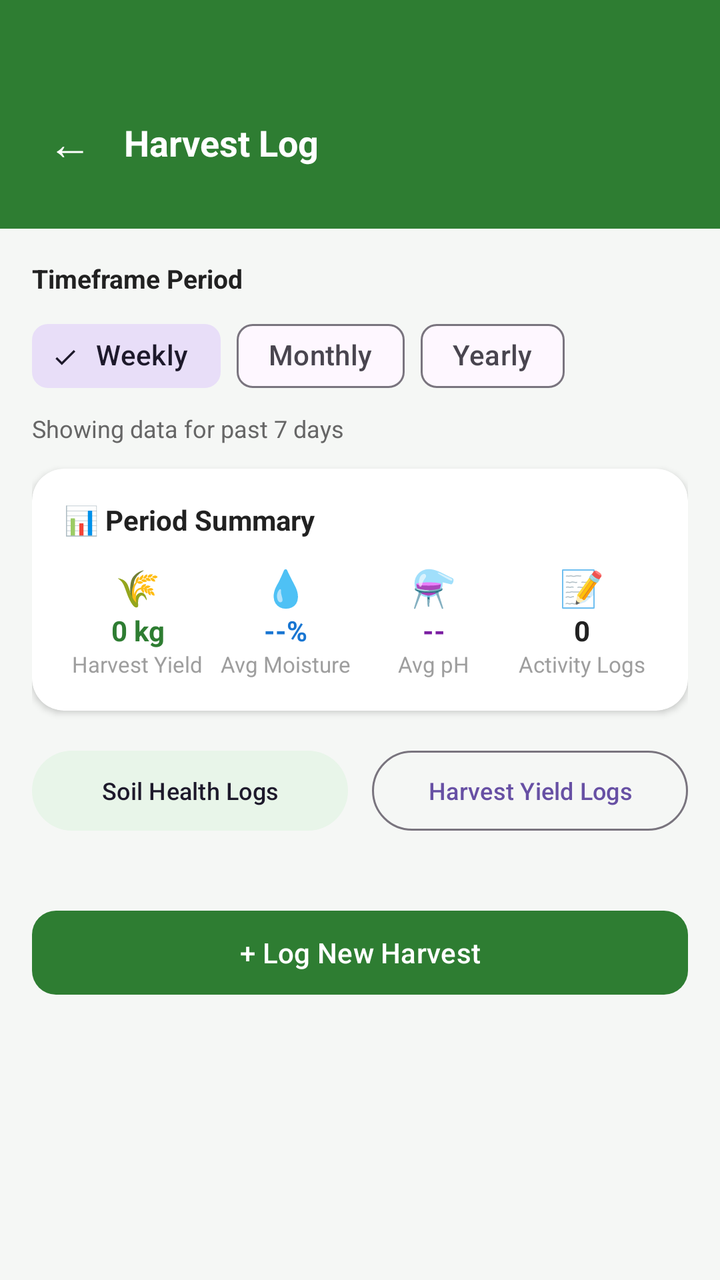
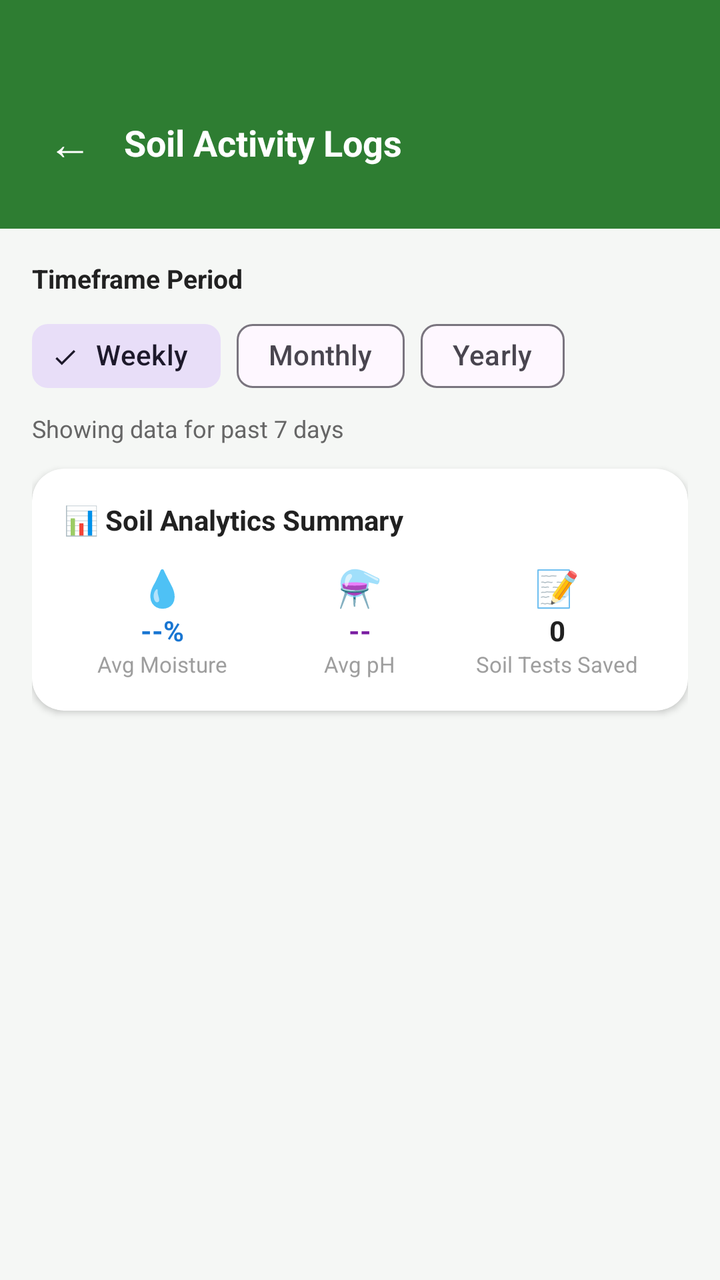

An Android layout rendered at two revisions. The XML below is the earlier revision; the diff shows what the commit changed to produce the second picture.
<!-- AndroidManifest.xml: application theme Theme.Vinland -->
<!-- res/layout/activity_reports.xml -->
<?xml version="1.0" encoding="utf-8"?>
<androidx.core.widget.NestedScrollView xmlns:android="http://schemas.android.com/apk/res/android"
    xmlns:app="http://schemas.android.com/apk/res-auto"
    android:layout_width="match_parent"
    android:layout_height="match_parent"
    android:background="#F5F7F5"
    android:clipToPadding="false"
    android:fillViewport="true">

    <LinearLayout
        android:layout_width="match_parent"
        android:layout_height="wrap_content"
        android:orientation="vertical">

        
        <LinearLayout
            android:layout_width="match_parent"
            android:layout_height="wrap_content"
            android:orientation="horizontal"
            android:gravity="center_vertical"
            android:background="#2E7D32"
            android:paddingTop="48dp"
            android:paddingBottom="20dp"
            android:paddingHorizontal="16dp">

            <TextView
                android:id="@+id/tvBack"
                android:layout_width="wrap_content"
                android:layout_height="wrap_content"
                android:text="←"
                android:textSize="22sp"
                android:textColor="#FFFFFF"
                android:padding="8dp" />

            <TextView
                android:layout_width="wrap_content"
                android:layout_height="wrap_content"
                android:layout_marginStart="8dp"
                android:text="Harvest Log"
                android:textSize="18sp"
                android:textStyle="bold"
                android:textColor="#FFFFFF" />
        </LinearLayout>

        <LinearLayout
            android:layout_width="match_parent"
            android:layout_height="wrap_content"
            android:orientation="vertical"
            android:paddingHorizontal="16dp"
            android:paddingTop="16dp"
            android:paddingBottom="40dp">

            
            <TextView
                android:layout_width="wrap_content"
                android:layout_height="wrap_content"
                android:text="Timeframe Period"
                android:textSize="13sp"
                android:textStyle="bold"
                android:textColor="#212121" />

            <com.google.android.material.chip.ChipGroup
                android:id="@+id/chipGroupTimeframe"
                android:layout_width="match_parent"
                android:layout_height="wrap_content"
                android:layout_marginTop="6dp"
                app:singleSelection="true">

                <com.google.android.material.chip.Chip
                    android:id="@+id/chipWeekly"
                    style="@style/Widget.Material3.Chip.Filter"
                    android:layout_width="wrap_content"
                    android:layout_height="wrap_content"
                    android:text="Weekly"
                    android:checked="true" />

                <com.google.android.material.chip.Chip
                    android:id="@+id/chipMonthly"
                    style="@style/Widget.Material3.Chip.Filter"
                    android:layout_width="wrap_content"
                    android:layout_height="wrap_content"
                    android:text="Monthly" />

                <com.google.android.material.chip.Chip
                    android:id="@+id/chipYearly"
                    style="@style/Widget.Material3.Chip.Filter"
                    android:layout_width="wrap_content"
                    android:layout_height="wrap_content"
                    android:text="Yearly" />
            </com.google.android.material.chip.ChipGroup>

            
            <TextView
                android:id="@+id/tvTimeframeLabel"
                android:layout_width="match_parent"
                android:layout_height="wrap_content"
                android:layout_marginTop="4dp"
                android:text="Showing data for past 7 days"
                android:textSize="12sp"
                android:textColor="#666666" />

            
            <com.google.android.material.card.MaterialCardView
                android:layout_width="match_parent"
                android:layout_height="wrap_content"
                android:layout_marginTop="12dp"
                app:cardCornerRadius="16dp"
                app:cardElevation="2dp"
                app:strokeWidth="0dp"
                app:cardBackgroundColor="#FFFFFF">

                <LinearLayout
                    android:layout_width="match_parent"
                    android:layout_height="wrap_content"
                    android:orientation="vertical"
                    android:padding="16dp">

                    <TextView
                        android:layout_width="wrap_content"
                        android:layout_height="wrap_content"
                        android:text="📊 Period Summary"
                        android:textSize="14sp"
                        android:textStyle="bold"
                        android:textColor="#212121" />

                    <LinearLayout
                        android:layout_width="match_parent"
                        android:layout_height="wrap_content"
                        android:orientation="horizontal"
                        android:layout_marginTop="12dp">

                        
                        <LinearLayout
                            android:layout_width="0dp"
                            android:layout_height="wrap_content"
                            android:layout_weight="1"
                            android:orientation="vertical"
                            android:gravity="center">

                            <TextView
                                android:layout_width="wrap_content"
                                android:layout_height="wrap_content"
                                android:text="🌾"
                                android:textSize="18sp" />

                            <TextView
                                android:id="@+id/tvTotalHarvest"
                                android:layout_width="wrap_content"
                                android:layout_height="wrap_content"
                                android:text="0 kg"
                                android:textSize="14sp"
                                android:textStyle="bold"
                                android:textColor="#2E7D32" />

                            <TextView
                                android:layout_width="wrap_content"
                                android:layout_height="wrap_content"
                                android:text="Harvest Yield"
                                android:textSize="11sp"
                                android:textColor="#9E9E9E" />
                        </LinearLayout>

                        
                        <LinearLayout
                            android:layout_width="0dp"
                            android:layout_height="wrap_content"
                            android:layout_weight="1"
                            android:orientation="vertical"
                            android:gravity="center">

                            <TextView
                                android:layout_width="wrap_content"
                                android:layout_height="wrap_content"
                                android:text="💧"
                                android:textSize="18sp" />

                            <TextView
                                android:id="@+id/tvAvgMoisture"
                                android:layout_width="wrap_content"
                                android:layout_height="wrap_content"
                                android:text="--%"
                                android:textSize="14sp"
                                android:textStyle="bold"
                                android:textColor="#1976D2" />

                            <TextView
                                android:layout_width="wrap_content"
                                android:layout_height="wrap_content"
                                android:text="Avg Moisture"
                                android:textSize="11sp"
                                android:textColor="#9E9E9E" />
                        </LinearLayout>

                        
                        <LinearLayout
                            android:layout_width="0dp"
                            android:layout_height="wrap_content"
                            android:layout_weight="1"
                            android:orientation="vertical"
                            android:gravity="center">

                            <TextView
                                android:layout_width="wrap_content"
                                android:layout_height="wrap_content"
                                android:text="⚗️"
                                android:textSize="18sp" />

                            <TextView
                                android:id="@+id/tvAvgPh"
                                android:layout_width="wrap_content"
                                android:layout_height="wrap_content"
                                android:text="--"
                                android:textSize="14sp"
                                android:textStyle="bold"
                                android:textColor="#7B1FA2" />

                            <TextView
                                android:layout_width="wrap_content"
                                android:layout_height="wrap_content"
                                android:text="Avg pH"
                                android:textSize="11sp"
                                android:textColor="#9E9E9E" />
                        </LinearLayout>

                        
                        <LinearLayout
                            android:layout_width="0dp"
                            android:layout_height="wrap_content"
                            android:layout_weight="1"
                            android:orientation="vertical"
                            android:gravity="center">

                            <TextView
                                android:layout_width="wrap_content"
                                android:layout_height="wrap_content"
                                android:text="📝"
                                android:textSize="18sp" />

                            <TextView
                                android:id="@+id/tvTotalLogs"
                                android:layout_width="wrap_content"
                                android:layout_height="wrap_content"
                                android:text="0"
                                android:textSize="14sp"
                                android:textStyle="bold"
                                android:textColor="#212121" />

                            <TextView
                                android:layout_width="wrap_content"
                                android:layout_height="wrap_content"
                                android:text="Activity Logs"
                                android:textSize="11sp"
                                android:textColor="#9E9E9E" />
                        </LinearLayout>
                    </LinearLayout>
                </LinearLayout>
            </com.google.android.material.card.MaterialCardView>

            
            <LinearLayout
                android:layout_width="match_parent"
                android:layout_height="wrap_content"
                android:orientation="horizontal"
                android:layout_marginTop="16dp">

                <com.google.android.material.button.MaterialButton
                    android:id="@+id/btnTabSoil"
                    style="@style/Widget.Material3.Button.TonalButton"
                    android:layout_width="0dp"
                    android:layout_height="wrap_content"
                    android:layout_weight="1"
                    android:layout_marginEnd="6dp"
                    android:text="Soil Health Logs"
                    android:textSize="12sp"
                    app:backgroundTint="#E8F5E9" />

                <com.google.android.material.button.MaterialButton
                    android:id="@+id/btnTabHarvest"
                    style="@style/Widget.Material3.Button.OutlinedButton"
                    android:layout_width="0dp"
                    android:layout_height="wrap_content"
                    android:layout_weight="1"
                    android:layout_marginStart="6dp"
                    android:text="Harvest Yield Logs"
                    android:textSize="12sp" />
            </LinearLayout>

            
            <ProgressBar
                android:id="@+id/progressBar"
                android:layout_width="wrap_content"
                android:layout_height="wrap_content"
                android:layout_gravity="center"
                android:layout_marginTop="24dp"
                android:visibility="gone" />

            
            <TextView
                android:id="@+id/tvEmptyState"
                android:layout_width="match_parent"
                android:layout_height="wrap_content"
                android:layout_marginTop="24dp"
                android:text="No logs recorded for this timeframe period."
                android:textColor="#9E9E9E"
                android:textAlignment="center"
                android:textSize="13sp"
                android:visibility="gone" />

            
            <LinearLayout
                android:id="@+id/layoutSoilLogs"
                android:layout_width="match_parent"
                android:layout_height="wrap_content"
                android:orientation="vertical"
                android:layout_marginTop="12dp"
                android:visibility="visible" />

            <LinearLayout
                android:id="@+id/layoutHarvestLogs"
                android:layout_width="match_parent"
                android:layout_height="wrap_content"
                android:orientation="vertical"
                android:layout_marginTop="12dp"
                android:visibility="gone" />

            
            <com.google.android.material.button.MaterialButton
                android:id="@+id/btnLogHarvest"
                android:layout_width="match_parent"
                android:layout_height="50dp"
                android:layout_marginTop="20dp"
                android:text="+ Log New Harvest"
                android:textAllCaps="false"
                app:cornerRadius="12dp"
                app:backgroundTint="#2E7D32" />

        </LinearLayout>
    </LinearLayout>
</androidx.core.widget.NestedScrollView>
<!-- resources referenced by this layout -->
<resources>
  <style name="Theme.Vinland" parent="Base.Theme.Vinland" />
  <style name="Base.Theme.Vinland" parent="Theme.Material3.DayNight.NoActionBar">
          
          
      </style>
</resources>

<!-- the commit's change to res/layout/activity_reports.xml (unified diff, before → after) -->
@@ -36,7 +36,7 @@
                 android:layout_width="wrap_content"
                 android:layout_height="wrap_content"
                 android:layout_marginStart="8dp"
-                android:text="Harvest Log"
+                android:text="Soil Activity Logs"
                 android:textSize="18sp"
                 android:textStyle="bold"
                 android:textColor="#FFFFFF" />
@@ -118,7 +118,7 @@
                     <TextView
                         android:layout_width="wrap_content"
                         android:layout_height="wrap_content"
-                        android:text="📊 Period Summary"
+                        android:text="📊 Soil Analytics Summary"
                         android:textSize="14sp"
                         android:textStyle="bold"
                         android:textColor="#212121" />
@@ -140,22 +140,22 @@
                             <TextView
                                 android:layout_width="wrap_content"
                                 android:layout_height="wrap_content"
-                                android:text="🌾"
+                                android:text="💧"
                                 android:textSize="18sp" />
 
                             <TextView
-                                android:id="@+id/tvTotalHarvest"
-                                android:layout_width="wrap_content"
-                                android:layout_height="wrap_content"
-                                android:text="0 kg"
+                                android:id="@+id/tvAvgMoisture"
+                                android:layout_width="wrap_content"
+                                android:layout_height="wrap_content"
+                                android:text="--%"
                                 android:textSize="14sp"
                                 android:textStyle="bold"
-                                android:textColor="#2E7D32" />
-
-                            <TextView
-                                android:layout_width="wrap_content"
-                                android:layout_height="wrap_content"
-                                android:text="Harvest Yield"
+                                android:textColor="#1976D2" />
+
+                            <TextView
+                                android:layout_width="wrap_content"
+                                android:layout_height="wrap_content"
+                                android:text="Avg Moisture"
                                 android:textSize="11sp"
                                 android:textColor="#9E9E9E" />
                         </LinearLayout>
@@ -171,22 +171,22 @@
                             <TextView
                                 android:layout_width="wrap_content"
                                 android:layout_height="wrap_content"
-                                android:text="💧"
+                                android:text="⚗️"
                                 android:textSize="18sp" />
 
                             <TextView
-                                android:id="@+id/tvAvgMoisture"
-                                android:layout_width="wrap_content"
-                                android:layout_height="wrap_content"
-                                android:text="--%"
+                                android:id="@+id/tvAvgPh"
+                                android:layout_width="wrap_content"
+                                android:layout_height="wrap_content"
+                                android:text="--"
                                 android:textSize="14sp"
                                 android:textStyle="bold"
-                                android:textColor="#1976D2" />
-
-                            <TextView
-                                android:layout_width="wrap_content"
-                                android:layout_height="wrap_content"
-                                android:text="Avg Moisture"
+                                android:textColor="#7B1FA2" />
+
+                            <TextView
+                                android:layout_width="wrap_content"
+                                android:layout_height="wrap_content"
+                                android:text="Avg pH"
                                 android:textSize="11sp"
                                 android:textColor="#9E9E9E" />
                         </LinearLayout>
@@ -202,37 +202,6 @@
                             <TextView
                                 android:layout_width="wrap_content"
                                 android:layout_height="wrap_content"
-                                android:text="⚗️"
-                                android:textSize="18sp" />
-
-                            <TextView
-                                android:id="@+id/tvAvgPh"
-                                android:layout_width="wrap_content"
-                                android:layout_height="wrap_content"
-                                android:text="--"
-                                android:textSize="14sp"
-                                android:textStyle="bold"
-                                android:textColor="#7B1FA2" />
-
-                            <TextView
-                                android:layout_width="wrap_content"
-                                android:layout_height="wrap_content"
-                                android:text="Avg pH"
-                                android:textSize="11sp"
-                                android:textColor="#9E9E9E" />
-                        </LinearLayout>
-
-                        
-                        <LinearLayout
-                            android:layout_width="0dp"
-                            android:layout_height="wrap_content"
-                            android:layout_weight="1"
-                            android:orientation="vertical"
-                            android:gravity="center">
-
-                            <TextView
-                                android:layout_width="wrap_content"
-                                android:layout_height="wrap_content"
                                 android:text="📝"
                                 android:textSize="18sp" />
 
@@ -248,7 +217,7 @@
                             <TextView
                                 android:layout_width="wrap_content"
                                 android:layout_height="wrap_content"
-                                android:text="Activity Logs"
+                                android:text="Soil Tests Saved"
                                 android:textSize="11sp"
                                 android:textColor="#9E9E9E" />
                         </LinearLayout>
@@ -257,35 +226,6 @@
             </com.google.android.material.card.MaterialCardView>
 
             
-            <LinearLayout
-                android:layout_width="match_parent"
-                android:layout_height="wrap_content"
-                android:orientation="horizontal"
-                android:layout_marginTop="16dp">
-
-                <com.google.android.material.button.MaterialButton
-                    android:id="@+id/btnTabSoil"
-                    style="@style/Widget.Material3.Button.TonalButton"
-                    android:layout_width="0dp"
-                    android:layout_height="wrap_content"
-                    android:layout_weight="1"
-                    android:layout_marginEnd="6dp"
-                    android:text="Soil Health Logs"
-                    android:textSize="12sp"
-                    app:backgroundTint="#E8F5E9" />
-
-                <com.google.android.material.button.MaterialButton
-                    android:id="@+id/btnTabHarvest"
-                    style="@style/Widget.Material3.Button.OutlinedButton"
-                    android:layout_width="0dp"
-                    android:layout_height="wrap_content"
-                    android:layout_weight="1"
-                    android:layout_marginStart="6dp"
-                    android:text="Harvest Yield Logs"
-                    android:textSize="12sp" />
-            </LinearLayout>
-
-            
             <ProgressBar
                 android:id="@+id/progressBar"
                 android:layout_width="wrap_content"
@@ -300,7 +240,7 @@
                 android:layout_width="match_parent"
                 android:layout_height="wrap_content"
                 android:layout_marginTop="24dp"
-                android:text="No logs recorded for this timeframe period."
+                android:text="No soil logs recorded for this timeframe period."
                 android:textColor="#9E9E9E"
                 android:textAlignment="center"
                 android:textSize="13sp"
@@ -312,27 +252,8 @@
                 android:layout_width="match_parent"
                 android:layout_height="wrap_content"
                 android:orientation="vertical"
-                android:layout_marginTop="12dp"
+                android:layout_marginTop="16dp"
                 android:visibility="visible" />
-
-            <LinearLayout
-                android:id="@+id/layoutHarvestLogs"
-                android:layout_width="match_parent"
-                android:layout_height="wrap_content"
-                android:orientation="vertical"
-                android:layout_marginTop="12dp"
-                android:visibility="gone" />
-
-            
-            <com.google.android.material.button.MaterialButton
-                android:id="@+id/btnLogHarvest"
-                android:layout_width="match_parent"
-                android:layout_height="50dp"
-                android:layout_marginTop="20dp"
-                android:text="+ Log New Harvest"
-                android:textAllCaps="false"
-                app:cornerRadius="12dp"
-                app:backgroundTint="#2E7D32" />
 
         </LinearLayout>
     </LinearLayout>
